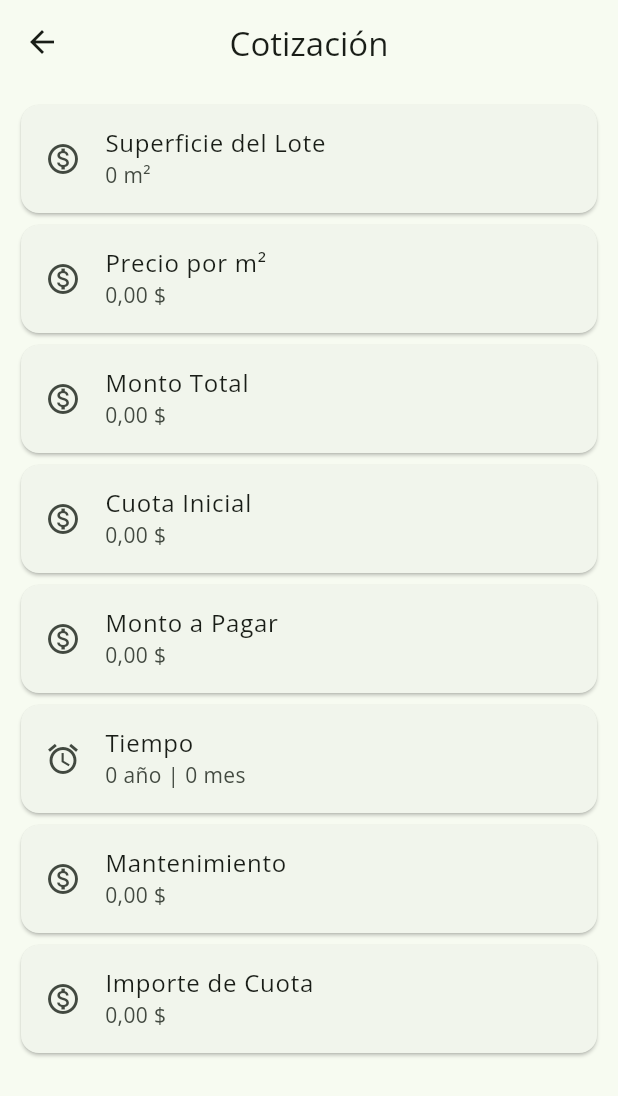
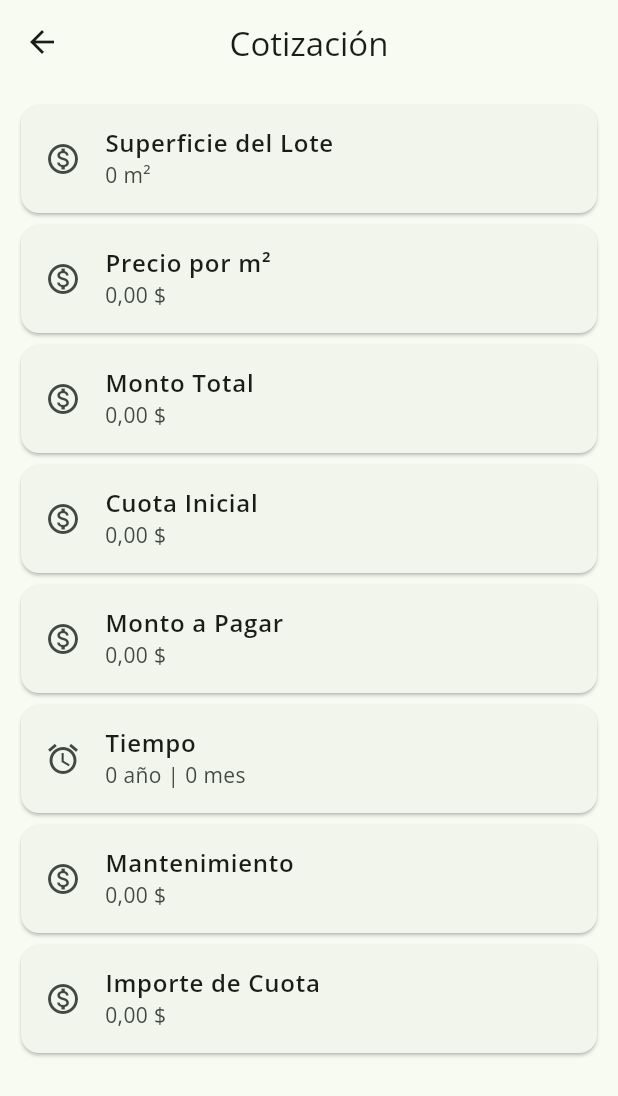
Before and after one commit to Jose20025/cotizador, a Flutter app: the CotizacionPage screen opened directly with empty values, on a phone screen of 412 x 824 dp. Shown: the top 1096 px of the screen. Run offline on Flutter 3.47's test engine with Material 2 defaults, Android fonts, the phone set to English and light mode, and no system bars; our stand-ins replace shared_preferences; accounts and stored records are empty.

Commit message:
En negrita

```diff
--- a/lib/custom/custom_card.dart
+++ b/lib/custom/custom_card.dart
@@ -19,7 +19,10 @@ class CustomCard extends StatelessWidget {
       child: Card(
         color: color,
         child: ListTile(
-          title: Text(title),
+          title: Text(
+            title,
+            style: const TextStyle(fontWeight: FontWeight.bold),
+          ),
           leading: Icon(icon),
           subtitle: subtitle != null ? Text(subtitle!) : null,
         ),
```
